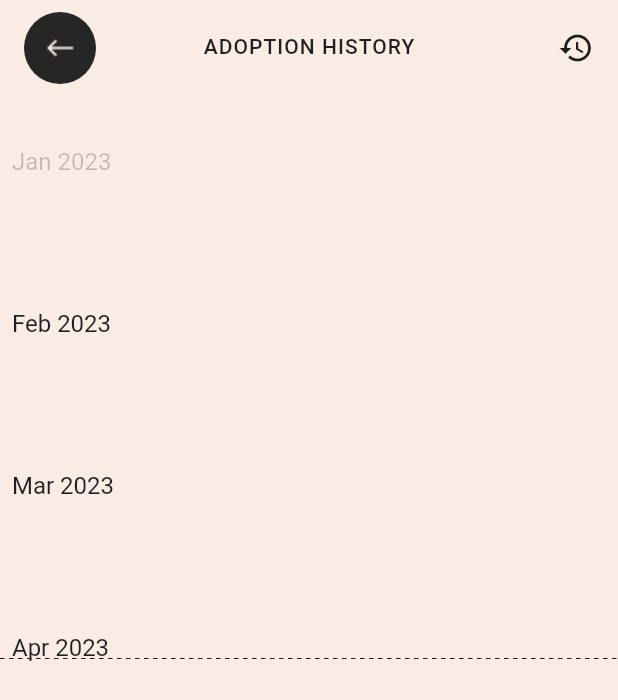
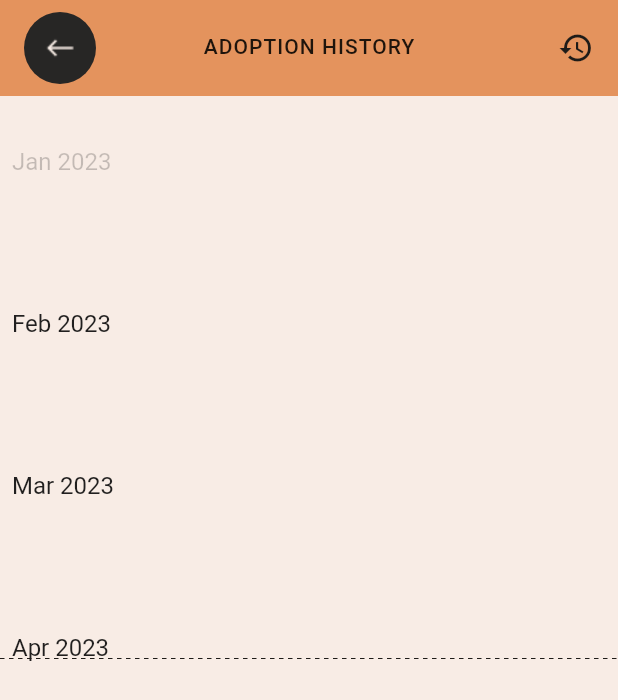
Before and after one commit to YasinDP/pet_adoption_app, a Flutter app: the AdoptionHistoryPage screen opened directly, on a phone screen of 412 x 824 dp. Shown: the top 700 px of the screen. Run offline on Flutter 3.47's test engine with Material 2 defaults, Android fonts, the phone set to English and light mode, and no system bars; drawn by our look-alikes of flutter_animate; our stand-ins replace flutter_riverpod, fluttertoast, gap, shared_preferences, smooth_page_indicator; missing offline and left inert: extra_alignments, image_fade, particle_field, rnd; accounts and stored records are empty; network calls fail.

Commit message:
feat: add theme color to appheader

```diff
--- a/lib/widgets/common/app_header.dart
+++ b/lib/widgets/common/app_header.dart
@@ -1,11 +1,13 @@
 import 'package:flutter/material.dart';
+import 'package:flutter_riverpod/flutter_riverpod.dart';
 import 'package:gap/gap.dart';
+import 'package:pet_adoption_app/theme/theme_manager.dart';
 import 'package:pet_adoption_app/utils/ui_utils/app_icons.dart';
 import 'package:pet_adoption_app/utils/ui_utils/colors.dart';
 import 'package:pet_adoption_app/utils/ui_utils/styles.dart';
 import 'package:pet_adoption_app/widgets/common/circle_buttons.dart';
 
-class AppHeader extends StatelessWidget {
+class AppHeader extends ConsumerWidget {
   const AppHeader({
     Key? key,
     this.title,
@@ -27,9 +29,14 @@ class AppHeader extends StatelessWidget {
   final Widget Function(BuildContext context)? trailing;
 
   @override
-  Widget build(BuildContext context) {
+  Widget build(BuildContext context, WidgetRef ref) {
+    final isDark = ref.watch(themeProvider).isDark;
     return ColoredBox(
-      color: isTransparent ? Colors.transparent : AppColors().black,
+      color: isTransparent
+          ? Colors.transparent
+          : isDark
+              ? AppColors().black
+              : AppColors().accent1,
       child: SafeArea(
         bottom: false,
         child: SizedBox(
--- a/lib/widgets/timeline/timeline_screen.dart
+++ b/lib/widgets/timeline/timeline_screen.dart
@@ -34,7 +34,7 @@ class _TimelineScreenState extends ConsumerState<TimelineScreen> {
           children: [
             AppHeader(
               title: "Adoption History",
-              isTransparent: !theme.isDark,
+              // isTransparent: !theme.isDark,
               trailing: (context) => InkWell(
                 onTap: () => provider.clearData(),
                 child: Icon(
```
